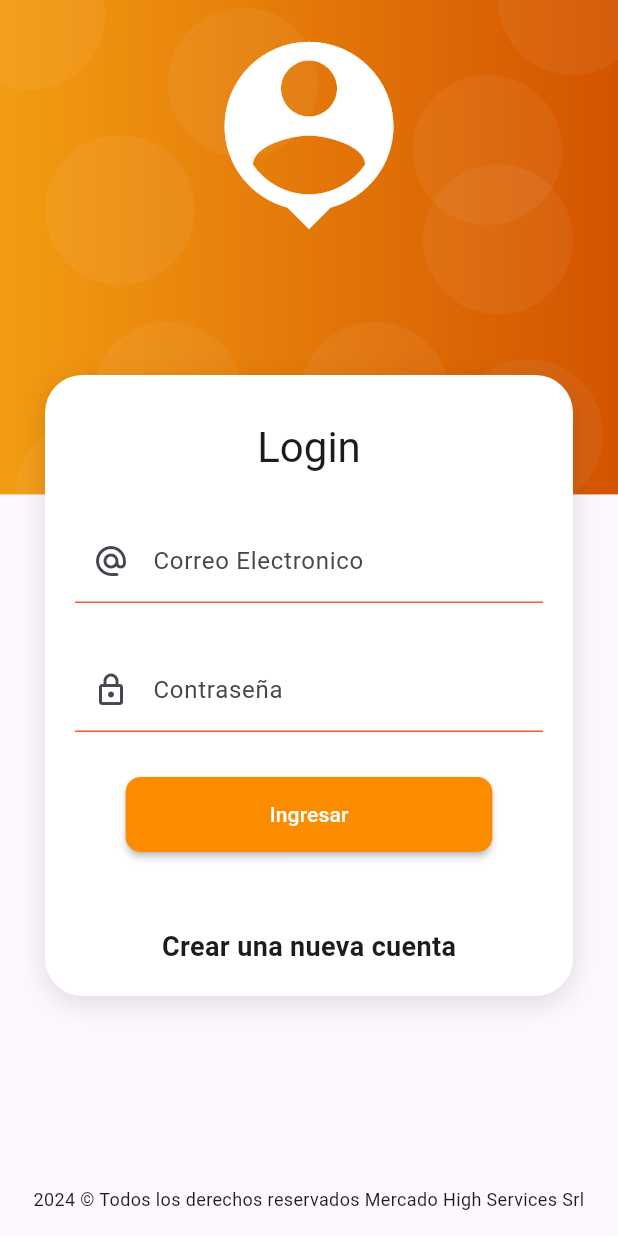
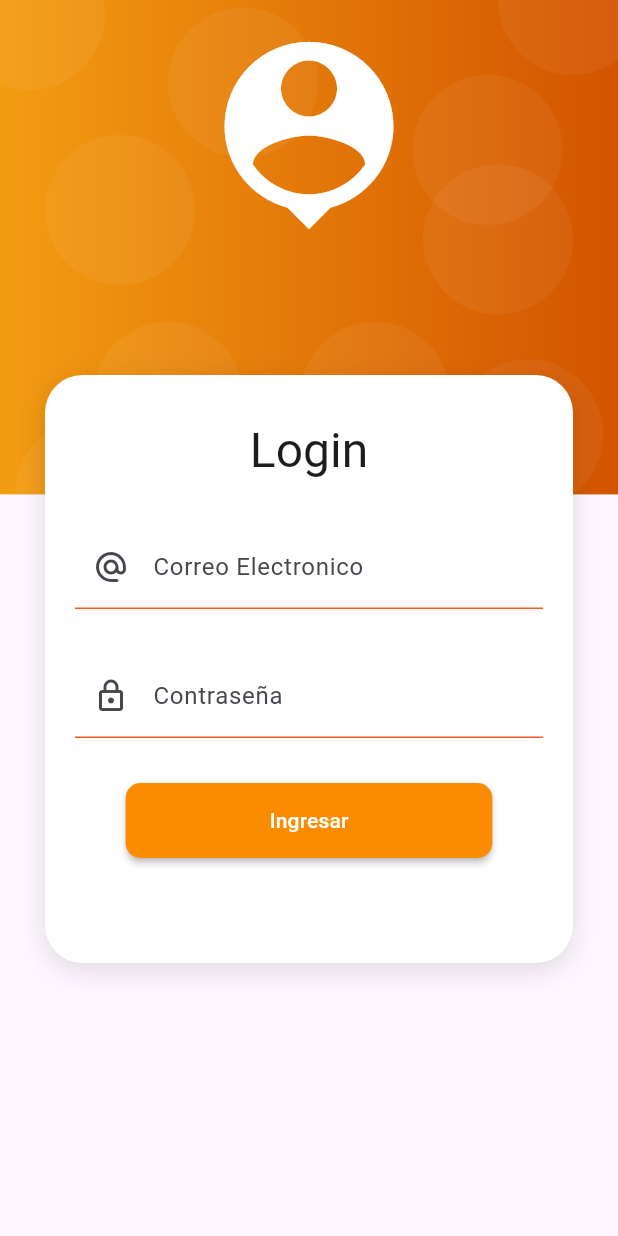
Before and after one commit to MHS-SRL/InterfaceProduccion, a Flutter app: the screen it shows after launch, on a phone screen of 412 x 824 dp. Run offline on Flutter 3.47's test engine with Material 3 defaults, Android fonts, the phone set to English and light mode, and no system bars; our stand-ins replace fl_chart.

Commit message:
algnos arreglos en main y login screen

```diff
--- a/lib/main.dart
+++ b/lib/main.dart
@@ -22,9 +22,9 @@ class MyApp extends StatelessWidget {
       debugShowCheckedModeBanner: false,
       title: 'Material App',
       routes: {
-        'login': (_) => LoginScreen(),
-        'home': (_) => HomeScreen(),
-        'crear_ordenes': (_) => CrearOrdenesScreen(),
+        'login': (_) => const LoginScreen(),
+        'home': (_) => const HomeScreen(),
+        'crear_ordenes': (_) => const CrearOrdenesScreen(),
         'ver_ordenes_pendientes': (_) => VerOrdenesPendientesScreen(),
         'seguimiento_orden': (_) => SeguimientoDeOrdenScreen(),
         'analisis_productividad': (_) => AnalisisDeProductividadScreen(),
--- a/lib/screens/login_screen.dart
+++ b/lib/screens/login_screen.dart
@@ -2,7 +2,7 @@ import 'package:flutter/material.dart';
 import '/widgets/input_decoration.dart';
 
 class LoginScreen extends StatelessWidget {
-  const LoginScreen({Key? key});
+  const LoginScreen({super.key});
 
   @override
   Widget build(BuildContext context) {
@@ -12,15 +12,11 @@ class LoginScreen extends StatelessWidget {
         width: double.infinity,
         height: double.infinity,
         child: Stack(
-          children: [_cajaPurpura(size), _iconoPersona(), _loginForm(context)],
-        ),
-      ),
-      bottomNavigationBar: const Padding(
-        padding: EdgeInsets.all(16.0),
-        child: Text(
-          '2024 © Todos los derechos reservados Mercado High Services Srl',
-          textAlign: TextAlign.center,
-          style: TextStyle(fontSize: 12),
+          children: [
+            _cajaPurpura(size),
+            _iconoPersona(),
+            _loginForm(context)
+          ],
         ),
       ),
     );
@@ -51,7 +47,7 @@ class LoginScreen extends StatelessWidget {
                 const SizedBox(height: 10),
                 Text(
                   'Login',
-                  style: Theme.of(context).textTheme.headline4,
+                  style: Theme.of(context).textTheme.headlineLarge,
                 ),
                 const SizedBox(height: 30),
                 Form(
@@ -112,10 +108,7 @@ class LoginScreen extends StatelessWidget {
                   ),
                 ),
                 const SizedBox(height: 50),
-                const Text(
-                  'Crear una nueva cuenta',
-                  style: TextStyle(fontSize: 18, fontWeight: FontWeight.bold),
-                ),
+
               ],
             ),
           ),
@@ -152,18 +145,18 @@ class LoginScreen extends StatelessWidget {
       height: size.height * 0.4,
       child: Stack(
         children: [
-          Positioned(top: 90, left: 30, child: _burbuja()),
-          Positioned(top: -40, left: -30, child: _burbuja()),
-          Positioned(top: 50, left: 275, child: _burbuja()),
-          Positioned(top: -50, right: -20, child: _burbuja()),
-          Positioned(bottom: 15, left: 200, child: _burbuja()),
-          Positioned(bottom: -50, left: 10, child: _burbuja()),
-          Positioned(bottom: 120, right: 30, child: _burbuja()),
-          Positioned(bottom: 70, left: 425, child: _burbuja()),
-          Positioned(bottom: -10, right: 10, child: _burbuja()),
-          Positioned(top: 50, right: 425, child: _burbuja()),
-          Positioned(top: 5, right: 200, child: _burbuja()),
-          Positioned(bottom: 15, right: 250, child: _burbuja()),
+          Positioned(child: _burbuja(), top: 90, left: 30),
+          Positioned(child: _burbuja(), top: -40, left: -30),
+          Positioned(child: _burbuja(), top: 50, left: 275),
+          Positioned(child: _burbuja(), top: -50, right: -20),
+          Positioned(child: _burbuja(), bottom: 15, left: 200),
+          Positioned(child: _burbuja(), bottom: -50, left: 10),
+          Positioned(child: _burbuja(), bottom: 120, right: 30),
+          Positioned(child: _burbuja(), bottom: 70, left: 425),
+          Positioned(child: _burbuja(), bottom: -10, right: 10),
+          Positioned(child: _burbuja(), top: 50, right: 425),
+          Positioned(child: _burbuja(), top: 5, right: 200),
+          Positioned(child: _burbuja(), bottom: 15, right: 250),
         ],
       ),
     );
```
Also changed, not shown: pubspec.lock.
